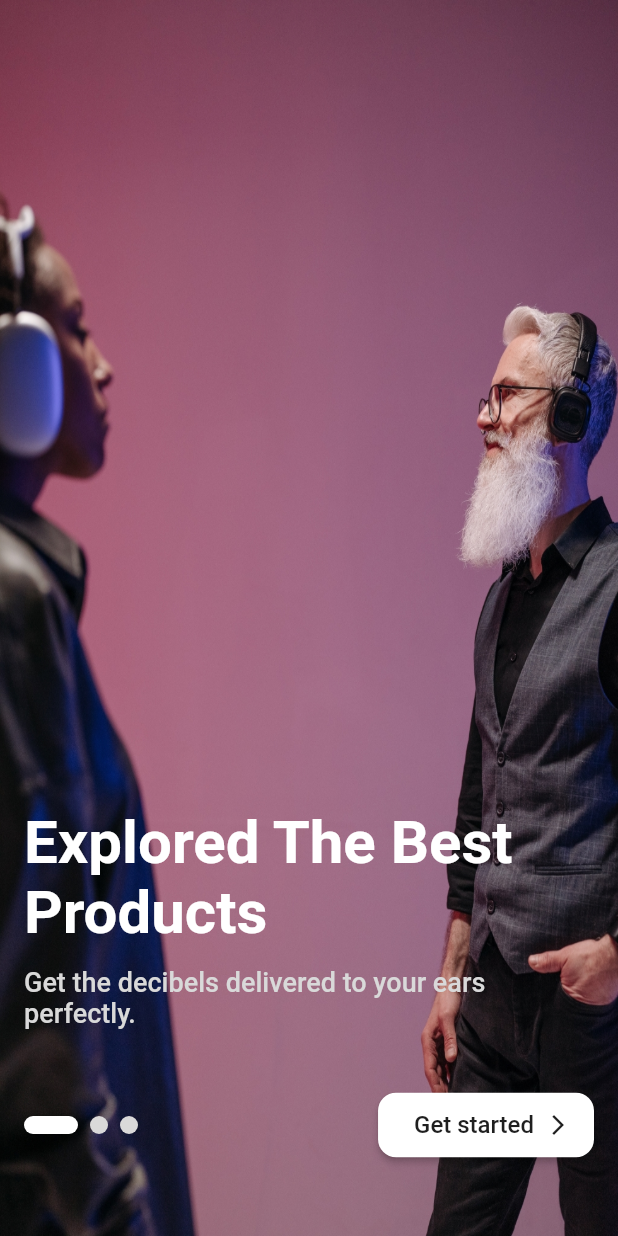
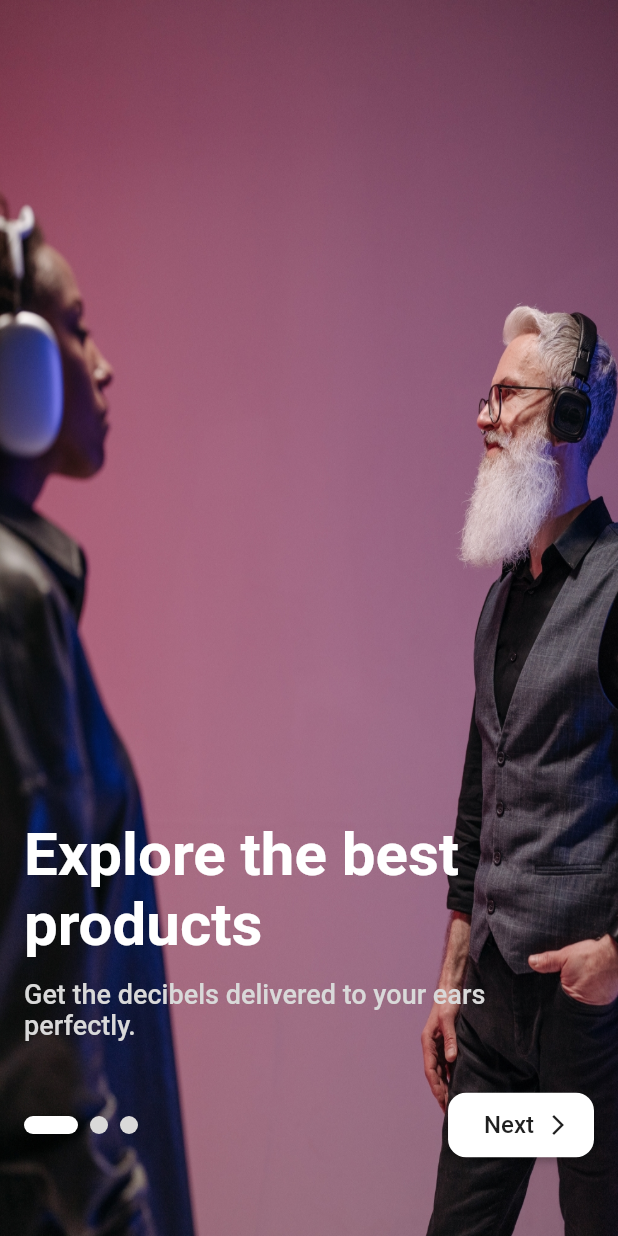
Before and after one commit to weldonsouza/ecommerce_app, a Flutter app: the screen it shows after launch, on a phone screen of 412 x 824 dp. Run offline on Flutter 3.47's test engine with Material 2 defaults, Android fonts, the phone set to English and light mode, and no system bars; drawn by our look-alikes of smooth_page_indicator; our stand-ins replace flutter_svg, google_fonts, shared_preferences.

Commit message:
criando tela de intro

```diff
--- a/lib/app/pages/introduction/introduction_view.dart
+++ b/lib/app/pages/introduction/introduction_view.dart
@@ -1,9 +1,7 @@
 import 'package:flutter/material.dart';
-import 'package:provider/provider.dart';
 import 'package:smooth_page_indicator/smooth_page_indicator.dart';
 
 import '../../../core/utils/constants.dart';
-import 'introduction_view_model.dart';
 
 class IntroductionView extends StatefulWidget {
   const IntroductionView({Key? key}) : super(key: key);
@@ -15,7 +13,8 @@ class IntroductionView extends StatefulWidget {
 }
 
 class _IntroductionViewState extends State<IntroductionView> {
-  final controller = PageController(viewportFraction: 1, keepPage: true);
+  final controller = PageController(initialPage: 0, viewportFraction: 1, keepPage: true);
+  String text = 'Next';
 
   List<Widget> pages = [
     Container(
@@ -23,6 +22,36 @@ class _IntroductionViewState extends State<IntroductionView> {
         image: DecorationImage(
           image: AssetImage("assets/background/background1.jpg"),
           fit: BoxFit.fill,
+        ),
+      ),
+      child: Align(
+        alignment: Alignment.bottomCenter,
+        child: Padding(
+          padding: const EdgeInsets.only(left: 16, right: 16, bottom: 90),
+          child: Column(
+            mainAxisSize: MainAxisSize.min,
+            children: const [
+              Text(
+                'Explore the best products',
+                style: TextStyle(
+                  color: Constants.whiteColor,
+                  fontSize: 40,
+                  fontWeight: FontWeight.bold,
+                ),
+              ),
+              Padding(
+                padding: EdgeInsets.only(top: 12, bottom: 40),
+                child: Text(
+                  'Get the decibels delivered to your ears perfectly.',
+                  style: TextStyle(
+                    color: Constants.colorDivider,
+                    fontSize: 18,
+                    fontWeight: FontWeight.w500,
+                  ),
+                ),
+              ),
+            ],
+          ),
         ),
       ),
     ),
@@ -33,50 +62,22 @@ class _IntroductionViewState extends State<IntroductionView> {
           fit: BoxFit.fill,
         ),
       ),
-    ),
-    Container(
-      decoration: const BoxDecoration(
-        image: DecorationImage(
-          image: AssetImage("assets/background/background3.jpg"),
-          fit: BoxFit.fill,
-        ),
-      ),
-    ),
-  ];
-
-  @override
-  Widget build(BuildContext context) {
-    //Controller do provider
-    var introductionController = Provider.of<IntroductionProviderController>(context);
-
-    return Scaffold(
-      backgroundColor: Constants.whiteColor,
-      body: Stack(
-        children: <Widget>[
-          PageView.builder(
-            controller: controller,
-            itemCount: pages.length,
-            scrollDirection: Axis.horizontal,
-            itemBuilder: (_, index) {
-              return pages[index];
-            },
-          ),
-          Align(
+      child: Align(
         alignment: Alignment.bottomCenter,
         child: Padding(
-              padding: const EdgeInsets.only(left: 16, right: 16, bottom: 50),
+          padding: const EdgeInsets.only(left: 16, right: 16, bottom: 90),
           child: Column(
             mainAxisSize: MainAxisSize.min,
-                children: [
-                  const Text(
-                    'Explored The Best Products',
+            children: const [
+              Text(
+                'Explore the best products',
                 style: TextStyle(
                   color: Constants.whiteColor,
                   fontSize: 40,
                   fontWeight: FontWeight.bold,
                 ),
               ),
-                  const Padding(
+              Padding(
                 padding: EdgeInsets.only(top: 12, bottom: 40),
                 child: Text(
                   'Get the decibels delivered to your ears perfectly.',
@@ -87,7 +88,77 @@ class _IntroductionViewState extends State<IntroductionView> {
                   ),
                 ),
               ),
-                  Row(
+            ],
+          ),
+        ),
+      ),
+    ),
+    Container(
+      decoration: const BoxDecoration(
+        image: DecorationImage(
+          image: AssetImage("assets/background/background3.jpg"),
+          fit: BoxFit.fill,
+        ),
+      ),
+      child: Align(
+        alignment: Alignment.bottomCenter,
+        child: Padding(
+          padding: const EdgeInsets.only(left: 16, right: 16, bottom: 90),
+          child: Column(
+            mainAxisSize: MainAxisSize.min,
+            children: const [
+              Text(
+                'Explore the best products',
+                style: TextStyle(
+                  color: Constants.whiteColor,
+                  fontSize: 40,
+                  fontWeight: FontWeight.bold,
+                ),
+              ),
+              Padding(
+                padding: EdgeInsets.only(top: 12, bottom: 40),
+                child: Text(
+                  'Get the decibels delivered to your ears perfectly.',
+                  style: TextStyle(
+                    color: Constants.colorDivider,
+                    fontSize: 18,
+                    fontWeight: FontWeight.w500,
+                  ),
+                ),
+              ),
+            ],
+          ),
+        ),
+      ),
+    ),
+  ];
+
+  @override
+  Widget build(BuildContext context) {
+    //Controller do provider
+    //var introductionController = Provider.of<IntroductionProviderController>(context);
+
+    return Scaffold(
+      backgroundColor: Constants.whiteColor,
+      body: Stack(
+        children: <Widget>[
+          PageView.builder(
+            controller: controller,
+            itemCount: pages.length,
+            scrollDirection: Axis.horizontal,
+            onPageChanged: (int page) {
+              text = page == 2 ? 'Get started' : 'Next';
+              setState(() {});
+            },
+            itemBuilder: (_, index) {
+              return pages[index];
+            },
+          ),
+          Align(
+            alignment: Alignment.bottomCenter,
+            child: Padding(
+              padding: const EdgeInsets.only(left: 16, right: 16, bottom: 50),
+              child: Row(
                 mainAxisAlignment: MainAxisAlignment.spaceBetween,
                 children: [
                   SmoothPageIndicator(
@@ -99,7 +170,6 @@ class _IntroductionViewState extends State<IntroductionView> {
                       dotHeight: 12,
                       dotWidth: 12,
                       spacing: 8,
-                          //verticalOffset: 50,
                     ),
                   ),
                   ElevatedButton(
@@ -112,21 +182,21 @@ class _IntroductionViewState extends State<IntroductionView> {
                         ),
                       ),
                     ),
-                        onPressed: () => {},
+                    onPressed: () {
+                      controller.nextPage(duration: const Duration(milliseconds: 300), curve: Curves.ease);
+                    },
                     child: Row(
-                          children: const [
+                      children: [
                         Padding(
-                              padding: EdgeInsets.only(top: 12, left: 8, right: 8, bottom: 12),
+                          padding: const EdgeInsets.only(top: 12, left: 8, right: 8, bottom: 12),
                           child: Text(
-                                'Get started',
-                                style: TextStyle(fontSize: 16),
+                            text,
+                            style: const TextStyle(fontSize: 16),
                           ),
                         ),
-                            Icon(Icons.arrow_forward_ios, color: Constants.blackColor, size: 16),
+                        const Icon(Icons.arrow_forward_ios, color: Constants.blackColor, size: 16),
                       ],
                     ),
-                      ),
-                    ],
                   ),
                 ],
               ),
```
Also changed, not shown: assets/background/background10.jpg (added), assets/background/background11.jpg (added), assets/background/background12.jpg (added), assets/background/background6.jpg (added), 3 other files. Lines whose indentation alone changed are shown as unchanged.
